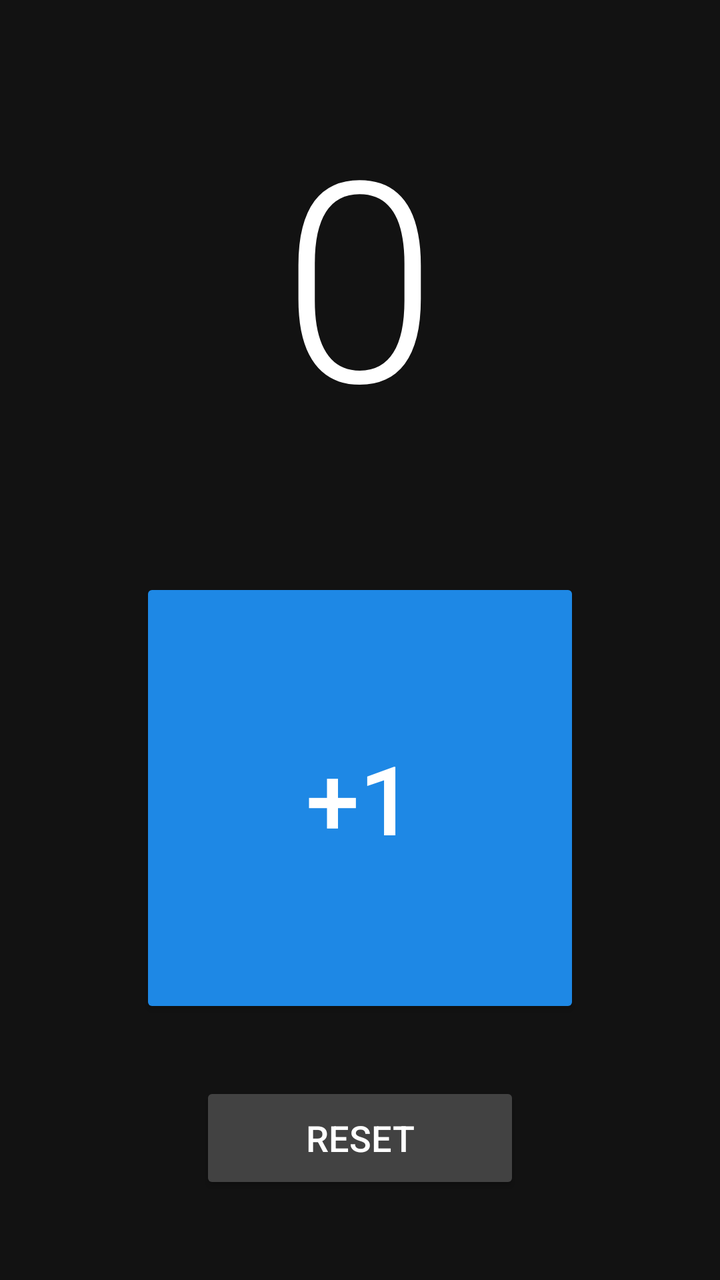
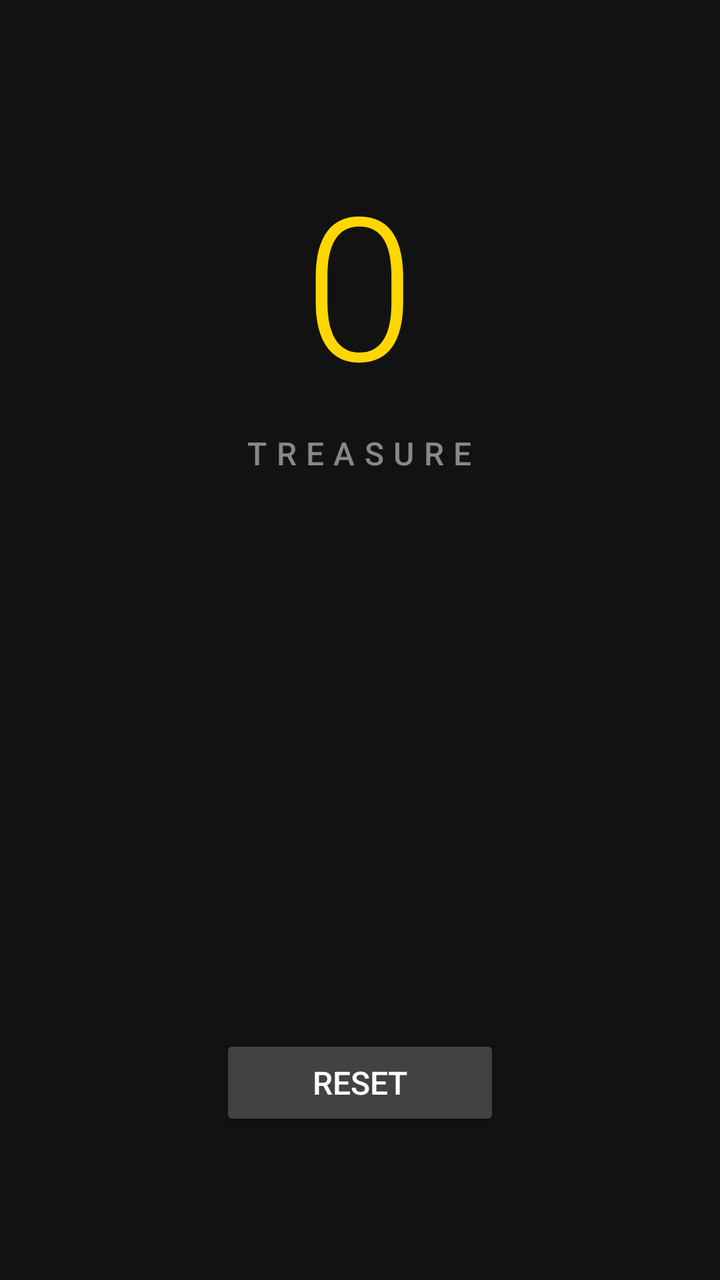

Compare the two renders of this Android layout. The source of the first and the diff that turns it into the second are given below.
<!-- AndroidManifest.xml: application theme android:Theme.Material.NoActionBar -->
<!-- res/layout/activity_main.xml -->
<?xml version="1.0" encoding="utf-8"?>
<FrameLayout xmlns:android="http://schemas.android.com/apk/res/android"
    android:id="@+id/rootLayout"
    android:layout_width="match_parent"
    android:layout_height="match_parent"
    android:background="#121212">

    <LinearLayout
        android:layout_width="match_parent"
        android:layout_height="match_parent"
        android:orientation="vertical"
        android:gravity="center"
        android:padding="32dp">

        <TextView
            android:id="@+id/counterText"
            android:layout_width="wrap_content"
            android:layout_height="wrap_content"
            android:text="0"
            android:textSize="140sp"
            android:textColor="#FFFFFF"
            android:fontFamily="sans-serif-light"
            android:layout_marginBottom="60dp" />

        <Button
            android:id="@+id/counterButton"
            android:layout_width="220dp"
            android:layout_height="220dp"
            android:text="+1"
            android:textSize="48sp"
            android:textColor="#FFFFFF"
            android:backgroundTint="#1E88E5"
            android:fontFamily="sans-serif-medium"
            android:layout_marginBottom="32dp" />

        <Button
            android:id="@+id/resetButton"
            android:layout_width="160dp"
            android:layout_height="56dp"
            android:text="RESET"
            android:textSize="18sp"
            android:textColor="#FFFFFF"
            android:backgroundTint="#424242"
            android:fontFamily="sans-serif-medium" />

    </LinearLayout>


</FrameLayout>
<!-- resources referenced by this layout -->
<resources>

</resources>

<!-- the commit's change to res/layout/activity_main.xml (unified diff, before → after) -->
@@ -17,33 +17,38 @@
             android:layout_width="wrap_content"
             android:layout_height="wrap_content"
             android:text="0"
-            android:textSize="140sp"
-            android:textColor="#FFFFFF"
+            android:textSize="100sp"
+            android:textColor="#FFD700"
             android:fontFamily="sans-serif-light"
-            android:layout_marginBottom="60dp" />
+            android:layout_marginBottom="8dp" />
 
-        <Button
-            android:id="@+id/counterButton"
-            android:layout_width="220dp"
-            android:layout_height="220dp"
-            android:text="+1"
-            android:textSize="48sp"
-            android:textColor="#FFFFFF"
-            android:backgroundTint="#1E88E5"
+        <TextView
+            android:id="@+id/labelText"
+            android:layout_width="wrap_content"
+            android:layout_height="wrap_content"
+            android:text="TREASURE"
+            android:textSize="16sp"
+            android:textColor="#888888"
             android:fontFamily="sans-serif-medium"
-            android:layout_marginBottom="32dp" />
+            android:letterSpacing="0.3"
+            android:layout_marginBottom="40dp" />
+
+        <FrameLayout
+            android:id="@+id/chestContainer"
+            android:layout_width="240dp"
+            android:layout_height="200dp"
+            android:layout_marginBottom="40dp" />
 
         <Button
             android:id="@+id/resetButton"
-            android:layout_width="160dp"
-            android:layout_height="56dp"
+            android:layout_width="140dp"
+            android:layout_height="48dp"
             android:text="RESET"
-            android:textSize="18sp"
+            android:textSize="16sp"
             android:textColor="#FFFFFF"
             android:backgroundTint="#424242"
             android:fontFamily="sans-serif-medium" />
 
     </LinearLayout>
 
-
 </FrameLayout>
